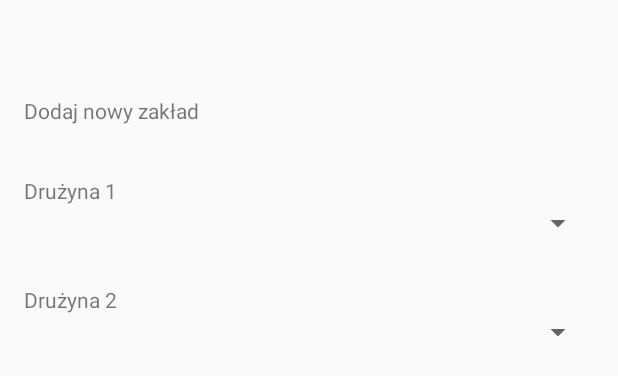
After one commit to pawello1001/NavigationDrawer, an Android app: the layout zaklad_new_activity.xml on its own in the app's theme, with its tools: preview values and no code run, on a phone screen of 412 x 824 dp. The commit adds this screen. Shown: the top 376 px of the screen. Run offline under Robolectric (Android 15) with nearby library versions, the phone set to English and light mode, and no system bars.

Commit message:
zakłady 50% zostało

```diff
--- a/app/src/main/AndroidManifest.xml
+++ b/app/src/main/AndroidManifest.xml
@@ -26,6 +26,8 @@
             android:theme="@style/AppTheme.MeczeTVPopUpTransparent"></activity>
         <activity android:name=".ZakladyActivity"
             android:theme="@style/AppTheme.ZakladyPopUpTransparent"></activity>
+        <activity android:name=".ZakladNewActivity"
+            android:theme="@style/AppTheme.ZakladNewPopUpTransparent"></activity>
     </application>
 
     <supports-screens android:resizeable="true"
--- a/app/src/main/java/com/example/pawe/navigationdrawer/ZakladyFragment.java
+++ b/app/src/main/java/com/example/pawe/navigationdrawer/ZakladyFragment.java
@@ -61,7 +61,7 @@ public class ZakladyFragment extends Fragment {
         butt.setOnClickListener(new View.OnClickListener() {
             @Override
             public void onClick(View v) {
-                Intent intent = new Intent(getContext(),ZakladyActivity.class);
+                Intent intent = new Intent(getContext(),ZakladNewActivity.class);
                 startActivity(intent);
             }
         });
--- /dev/null
+++ b/app/src/main/res/layout/zaklad_new_activity.xml
@@ -0,0 +1,72 @@
+<?xml version="1.0" encoding="utf-8"?>
+<RelativeLayout xmlns:android="http://schemas.android.com/apk/res/android"
+    xmlns:tools="http://schemas.android.com/tools"
+    android:id="@+id/zaklad_new_activity"
+    android:layout_width="match_parent"
+    android:layout_height="match_parent"
+    android:paddingBottom="@dimen/activity_vertical_margin"
+    android:paddingLeft="@dimen/activity_horizontal_margin"
+    android:paddingRight="@dimen/activity_horizontal_margin"
+    android:paddingTop="@dimen/activity_vertical_margin"
+    tools:context="com.example.pawe.navigationdrawer.ZakladNewActivity">
+
+    <TextView
+        android:id="@+id/wynikiStatsHostName"
+        android:layout_width="wrap_content"
+        android:layout_height="wrap_content"
+
+        android:layout_marginTop="10dp"
+        android:textStyle="bold" />
+
+
+    <TextView
+        android:id="@+id/wynikiStatsGuestName"
+        android:layout_width="wrap_content"
+        android:layout_height="wrap_content"
+
+        android:layout_marginTop="10dp"
+        android:textStyle="bold" />
+
+    <TextView
+        android:text="Dodaj nowy zakład"
+        android:layout_width="match_parent"
+        android:layout_height="wrap_content"
+        android:layout_marginTop="48dp"
+        android:id="@+id/textView"
+ />
+
+    <TextView
+        android:text="Drużyna 1"
+        android:layout_width="wrap_content"
+        android:layout_height="wrap_content"
+        android:layout_below="@+id/textView"
+
+        android:layout_marginTop="34dp"
+        android:id="@+id/textView2" />
+
+    <TextView
+        android:text="Drużyna 2"
+        android:layout_width="wrap_content"
+        android:layout_height="wrap_content"
+        android:id="@+id/textView3"
+        android:layout_marginTop="29dp"
+        android:layout_below="@+id/spinner"
+        android:layout_alignRight="@+id/textView2"
+        android:layout_alignEnd="@+id/textView2" />
+
+    <Spinner
+        android:layout_width="match_parent"
+        android:layout_height="wrap_content"
+        android:id="@+id/spinner2"
+        android:layout_below="@+id/textView3"
+        android:layout_alignParentLeft="true"
+        android:layout_alignParentStart="true" />
+
+    <Spinner
+        android:layout_width="match_parent"
+        android:layout_height="wrap_content"
+        android:id="@+id/spinner"
+        android:layout_below="@+id/textView2"
+/>
+
+</RelativeLayout>
--- a/app/src/main/res/values/colors.xml
+++ b/app/src/main/res/values/colors.xml
@@ -1,6 +1,8 @@
 <?xml version="1.0" encoding="utf-8"?>
 <resources>
     <color name="colorPrimary">#2dba28</color>
+    <color name="colorYellow">#ffe30c</color>
+    <color name="colorBlack">#000000</color>
     <color name="colorPrimaryDark">#18a30e</color>
     <color name="colorPrimaryLight">#aeffa8</color>
     <color name="colorAccent">#7C4DFF</color>
--- a/app/src/main/res/values/styles.xml
+++ b/app/src/main/res/values/styles.xml
@@ -46,4 +46,11 @@
         <item name="android:windowNoTitle">true</item>
     </style>
 
+    <style name="AppTheme.ZakladNewPopUpTransparent" parent="AppTheme.NoActionBar">
+        <item name="android:windowIsTranslucent">true</item>
+        <item name="android:windowCloseOnTouchOutside">true</item>
+        <item name="android:windowActionBar">false</item>
+        <item name="android:windowNoTitle">true</item>
+    </style>
+
 </resources>
```
Also changed, not shown: app/src/main/java/com/example/pawe/navigationdrawer/ZakladNewActivity.java (added, +83 -0 lines), app/src/main/res/layout/zaklady_activity.xml (+14 -14 lines).
